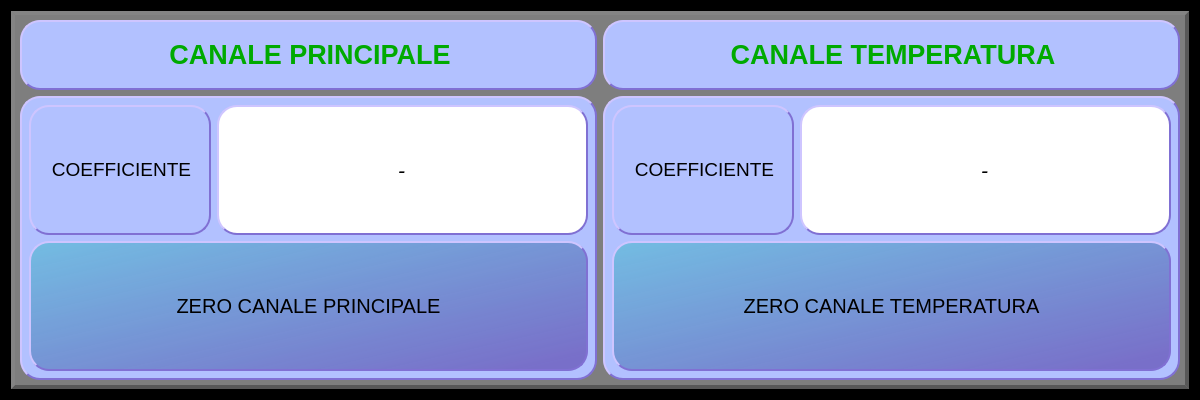
Above: Qt Creator/dialog_setup_SG600.ui from Mixer97/tesi_triennale before the change. Below: the same form after it.
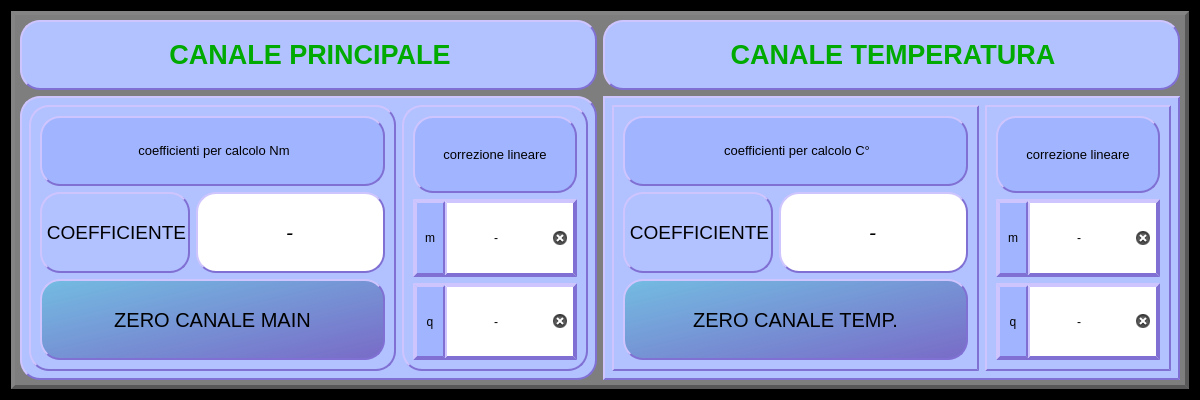
That is the form after the change.

```diff
--- a/Qt Creator/dialog_setup_SG600.ui
+++ b/Qt Creator/dialog_setup_SG600.ui
@@ -98,43 +98,16 @@
 }
 </string>
           </property>
+          <layout class="QGridLayout" name="gridLayout">
+           <item row="0" column="0">
+            <widget class="QFrame" name="frame">
+             <property name="frameShape">
+              <enum>QFrame::StyledPanel</enum>
+             </property>
+             <property name="frameShadow">
+              <enum>QFrame::Raised</enum>
+             </property>
           <layout class="QGridLayout" name="gridLayout_2">
-           <item row="1" column="1" colspan="2">
-            <layout class="QGridLayout" name="gridLayout_6">
-             <item row="0" column="1">
-              <widget class="QLineEdit" name="lineEdit_coefficiente_main">
-               <property name="sizePolicy">
-                <sizepolicy hsizetype="Expanding" vsizetype="Expanding">
-                 <horstretch>0</horstretch>
-                 <verstretch>0</verstretch>
-                </sizepolicy>
-               </property>
-               <property name="font">
-                <font>
-                 <pointsize>16</pointsize>
-                 <italic>true</italic>
-                </font>
-               </property>
-               <property name="styleSheet">
-                <string notr="true">QWidget{
-	background-color:rgb(255, 255, 255); 
-	border-style: outset;
-    border-width: 2px;
-	border-color: rgb(128, 112, 211);
-	border-radius: 20;
-	color: rgb(0,0,0);
-}</string>
-               </property>
-               <property name="text">
-                <string>-</string>
-               </property>
-               <property name="alignment">
-                <set>Qt::AlignCenter</set>
-               </property>
-              </widget>
-             </item>
-            </layout>
-           </item>
            <item row="1" column="0">
             <layout class="QGridLayout" name="gridLayout_3">
              <item row="0" column="0">
@@ -163,7 +136,43 @@
              </item>
             </layout>
            </item>
-           <item row="2" column="0" colspan="3">
+              <item row="1" column="1">
+               <layout class="QGridLayout" name="gridLayout_6">
+                <item row="0" column="1">
+                 <widget class="QLineEdit" name="lineEdit_coefficiente_main">
+                  <property name="sizePolicy">
+                   <sizepolicy hsizetype="Expanding" vsizetype="Expanding">
+                    <horstretch>0</horstretch>
+                    <verstretch>0</verstretch>
+                   </sizepolicy>
+                  </property>
+                  <property name="font">
+                   <font>
+                    <pointsize>16</pointsize>
+                    <italic>true</italic>
+                   </font>
+                  </property>
+                  <property name="styleSheet">
+                   <string notr="true">QWidget{
+	background-color:rgb(255, 255, 255); 
+	border-style: outset;
+    border-width: 2px;
+	border-color: rgb(128, 112, 211);
+	border-radius: 20;
+	color: rgb(0,0,0);
+}</string>
+                  </property>
+                  <property name="text">
+                   <string>-</string>
+                  </property>
+                  <property name="alignment">
+                   <set>Qt::AlignCenter</set>
+                  </property>
+                 </widget>
+                </item>
+               </layout>
+              </item>
+              <item row="2" column="0" colspan="2">
             <layout class="QGridLayout" name="gridLayout_9">
              <item row="0" column="0">
               <widget class="QPushButton" name="pushButton_azzeramento_main">
@@ -204,7 +213,7 @@
 }</string>
                </property>
                <property name="text">
-                <string>ZERO CANALE PRINCIPALE</string>
+                   <string>ZERO CANALE MAIN</string>
                </property>
                <property name="flat">
                 <bool>false</bool>
@@ -213,6 +222,258 @@
              </item>
             </layout>
            </item>
+              <item row="0" column="0" colspan="2">
+               <widget class="QLabel" name="label">
+                <property name="minimumSize">
+                 <size>
+                  <width>0</width>
+                  <height>70</height>
+                 </size>
+                </property>
+                <property name="styleSheet">
+                 <string notr="true">QWidget {
+    border: 2px ;
+    border-radius: 10px;
+	background-color: rgb(160, 180, 255);
+	border-style: outset;
+    border-width: 2px;
+	border-color: rgb(128, 112, 211);
+	border-radius: 20px;
+	color: rgb(0, 0, 0);
+}
+</string>
+                </property>
+                <property name="text">
+                 <string>&lt;html&gt;&lt;head/&gt;&lt;body&gt;&lt;p align=&quot;center&quot;&gt;&lt;span style=&quot; font-size:10pt;&quot;&gt;coefficienti per calcolo Nm&lt;/span&gt;&lt;/p&gt;&lt;/body&gt;&lt;/html&gt;</string>
+                </property>
+               </widget>
+              </item>
+             </layout>
+            </widget>
+           </item>
+           <item row="0" column="1">
+            <widget class="QFrame" name="frame_3">
+             <property name="maximumSize">
+              <size>
+               <width>200</width>
+               <height>16777215</height>
+              </size>
+             </property>
+             <property name="frameShape">
+              <enum>QFrame::StyledPanel</enum>
+             </property>
+             <property name="frameShadow">
+              <enum>QFrame::Raised</enum>
+             </property>
+             <layout class="QVBoxLayout" name="verticalLayout">
+              <item>
+               <widget class="QLabel" name="label_correzione_lineare">
+                <property name="styleSheet">
+                 <string notr="true">QWidget {
+    border: 2px ;
+    border-radius: 10px;
+	background-color: rgb(160, 180, 255);
+	border-style: outset;
+    border-width: 2px;
+	border-color: rgb(128, 112, 211);
+	border-radius: 20px;
+	color: rgb(0, 0, 0);
+}
+</string>
+                </property>
+                <property name="text">
+                 <string>&lt;html&gt;&lt;head/&gt;&lt;body&gt;&lt;p align=&quot;center&quot;&gt;&lt;span style=&quot; font-size:10pt;&quot;&gt;correzione lineare&lt;/span&gt;&lt;/p&gt;&lt;/body&gt;&lt;/html&gt;</string>
+                </property>
+                <property name="alignment">
+                 <set>Qt::AlignCenter</set>
+                </property>
+               </widget>
+              </item>
+              <item>
+               <widget class="QFrame" name="frame_4">
+                <property name="styleSheet">
+                 <string notr="true">	border-radius: 0px;</string>
+                </property>
+                <property name="frameShape">
+                 <enum>QFrame::StyledPanel</enum>
+                </property>
+                <property name="frameShadow">
+                 <enum>QFrame::Raised</enum>
+                </property>
+                <layout class="QHBoxLayout" name="horizontalLayout_2">
+                 <property name="spacing">
+                  <number>0</number>
+                 </property>
+                 <property name="leftMargin">
+                  <number>0</number>
+                 </property>
+                 <property name="topMargin">
+                  <number>0</number>
+                 </property>
+                 <property name="rightMargin">
+                  <number>0</number>
+                 </property>
+                 <property name="bottomMargin">
+                  <number>0</number>
+                 </property>
+                 <item>
+                  <widget class="QLabel" name="label_3">
+                   <property name="minimumSize">
+                    <size>
+                     <width>30</width>
+                     <height>0</height>
+                    </size>
+                   </property>
+                   <property name="styleSheet">
+                    <string notr="true">QWidget {
+    border: 2px ;
+    border-radius: 10px;
+	background-color: rgb(160, 180, 255);
+	border-style: outset;
+    border-width: 2px;
+	border-color: rgb(128, 112, 211);
+	border-radius: 20px;
+	color: rgb(0, 0, 0);
+}
+</string>
+                   </property>
+                   <property name="text">
+                    <string>m</string>
+                   </property>
+                   <property name="alignment">
+                    <set>Qt::AlignCenter</set>
+                   </property>
+                  </widget>
+                 </item>
+                 <item>
+                  <widget class="QLineEdit" name="lineEdit_m_main">
+                   <property name="sizePolicy">
+                    <sizepolicy hsizetype="Expanding" vsizetype="Preferred">
+                     <horstretch>0</horstretch>
+                     <verstretch>0</verstretch>
+                    </sizepolicy>
+                   </property>
+                   <property name="styleSheet">
+                    <string notr="true">QWidget {
+    border: 2px ;
+    border-radius: 10px;
+	background-color: rgb(255, 255, 255);
+	border-style: outset;
+    border-width: 2px;
+	border-color: rgb(128, 112, 211);
+	border-radius: 0px;
+	color: rgb(0, 0, 0);
+}
+</string>
+                   </property>
+                   <property name="text">
+                    <string>-</string>
+                   </property>
+                   <property name="alignment">
+                    <set>Qt::AlignCenter</set>
+                   </property>
+                   <property name="clearButtonEnabled">
+                    <bool>true</bool>
+                   </property>
+                  </widget>
+                 </item>
+                </layout>
+               </widget>
+              </item>
+              <item>
+               <widget class="QFrame" name="frame_5">
+                <property name="styleSheet">
+                 <string notr="true">	border-radius: 0px;</string>
+                </property>
+                <property name="frameShape">
+                 <enum>QFrame::StyledPanel</enum>
+                </property>
+                <property name="frameShadow">
+                 <enum>QFrame::Raised</enum>
+                </property>
+                <layout class="QHBoxLayout" name="horizontalLayout_3">
+                 <property name="spacing">
+                  <number>0</number>
+                 </property>
+                 <property name="leftMargin">
+                  <number>0</number>
+                 </property>
+                 <property name="topMargin">
+                  <number>0</number>
+                 </property>
+                 <property name="rightMargin">
+                  <number>0</number>
+                 </property>
+                 <property name="bottomMargin">
+                  <number>0</number>
+                 </property>
+                 <item>
+                  <widget class="QLabel" name="label_4">
+                   <property name="minimumSize">
+                    <size>
+                     <width>30</width>
+                     <height>0</height>
+                    </size>
+                   </property>
+                   <property name="styleSheet">
+                    <string notr="true">QWidget {
+    border: 2px ;
+    border-radius: 10px;
+	background-color: rgb(160, 180, 255);
+	border-style: outset;
+    border-width: 2px;
+	border-color: rgb(128, 112, 211);
+	border-radius: 20px;
+	color: rgb(0, 0, 0);
+}
+</string>
+                   </property>
+                   <property name="text">
+                    <string>q</string>
+                   </property>
+                   <property name="alignment">
+                    <set>Qt::AlignCenter</set>
+                   </property>
+                  </widget>
+                 </item>
+                 <item>
+                  <widget class="QLineEdit" name="lineEdit_q_main">
+                   <property name="sizePolicy">
+                    <sizepolicy hsizetype="Expanding" vsizetype="Preferred">
+                     <horstretch>0</horstretch>
+                     <verstretch>0</verstretch>
+                    </sizepolicy>
+                   </property>
+                   <property name="styleSheet">
+                    <string notr="true">QWidget {
+    border: 2px ;
+    border-radius: 10px;
+	background-color: rgb(255, 255, 255);
+	border-style: outset;
+    border-width: 2px;
+	border-color: rgb(128, 112, 211);
+	border-radius: 0px;
+	color: rgb(0, 0, 0);
+}
+</string>
+                   </property>
+                   <property name="text">
+                    <string>-</string>
+                   </property>
+                   <property name="alignment">
+                    <set>Qt::AlignCenter</set>
+                   </property>
+                   <property name="clearButtonEnabled">
+                    <bool>true</bool>
+                   </property>
+                  </widget>
+                 </item>
+                </layout>
+               </widget>
+              </item>
+             </layout>
+            </widget>
+           </item>
           </layout>
          </widget>
         </item>
@@ -232,47 +493,20 @@
 	border-style: outset;
     border-width: 2px;
 	border-color: rgb(128, 112, 211);
-	border-radius: 20px;
+	border-radius: 0px;
 }
 </string>
+          </property>
+          <layout class="QGridLayout" name="gridLayout_5">
+           <item row="0" column="0">
+            <widget class="QFrame" name="frame_2">
+             <property name="frameShape">
+              <enum>QFrame::StyledPanel</enum>
+             </property>
+             <property name="frameShadow">
+              <enum>QFrame::Raised</enum>
           </property>
           <layout class="QGridLayout" name="gridLayout_7">
-           <item row="1" column="1" colspan="2">
-            <layout class="QGridLayout" name="gridLayout_13">
-             <item row="0" column="1">
-              <widget class="QLineEdit" name="lineEdit_coefficiente_temp">
-               <property name="sizePolicy">
-                <sizepolicy hsizetype="Expanding" vsizetype="Expanding">
-                 <horstretch>0</horstretch>
-                 <verstretch>0</verstretch>
-                </sizepolicy>
-               </property>
-               <property name="font">
-                <font>
-                 <pointsize>16</pointsize>
-                 <italic>true</italic>
-                </font>
-               </property>
-               <property name="styleSheet">
-                <string notr="true">QWidget{
-	background-color:rgb(255, 255, 255); 
-	border-style: outset;
-    border-width: 2px;
-	border-color: rgb(128, 112, 211);
-	border-radius: 20;
-	color: rgb(0,0,0);
-}</string>
-               </property>
-               <property name="text">
-                <string>-</string>
-               </property>
-               <property name="alignment">
-                <set>Qt::AlignCenter</set>
-               </property>
-              </widget>
-             </item>
-            </layout>
-           </item>
            <item row="1" column="0">
             <layout class="QGridLayout" name="gridLayout_14">
              <item row="0" column="0">
@@ -301,7 +535,43 @@
              </item>
             </layout>
            </item>
-           <item row="2" column="0" colspan="3">
+              <item row="1" column="1">
+               <layout class="QGridLayout" name="gridLayout_13">
+                <item row="0" column="1">
+                 <widget class="QLineEdit" name="lineEdit_coefficiente_temp">
+                  <property name="sizePolicy">
+                   <sizepolicy hsizetype="Expanding" vsizetype="Expanding">
+                    <horstretch>0</horstretch>
+                    <verstretch>0</verstretch>
+                   </sizepolicy>
+                  </property>
+                  <property name="font">
+                   <font>
+                    <pointsize>16</pointsize>
+                    <italic>true</italic>
+                   </font>
+                  </property>
+                  <property name="styleSheet">
+                   <string notr="true">QWidget{
+	background-color:rgb(255, 255, 255); 
+	border-style: outset;
+    border-width: 2px;
+	border-color: rgb(128, 112, 211);
+	border-radius: 20;
+	color: rgb(0,0,0);
+}</string>
+                  </property>
+                  <property name="text">
+                   <string>-</string>
+                  </property>
+                  <property name="alignment">
+                   <set>Qt::AlignCenter</set>
+                  </property>
+                 </widget>
+                </item>
+               </layout>
+              </item>
+              <item row="2" column="0" colspan="2">
             <layout class="QGridLayout" name="gridLayout_12">
              <item row="0" column="0">
               <widget class="QPushButton" name="pushButton_azzeramento_main_2">
@@ -342,11 +612,263 @@
 }</string>
                </property>
                <property name="text">
-                <string>ZERO CANALE TEMPERATURA</string>
+                   <string>ZERO CANALE TEMP.</string>
                </property>
               </widget>
              </item>
             </layout>
+              </item>
+              <item row="0" column="0" colspan="2">
+               <widget class="QLabel" name="label_2">
+                <property name="minimumSize">
+                 <size>
+                  <width>0</width>
+                  <height>70</height>
+                 </size>
+                </property>
+                <property name="styleSheet">
+                 <string notr="true">QWidget {
+    border: 2px ;
+    border-radius: 10px;
+	background-color: rgb(160, 180, 255);
+	border-style: outset;
+    border-width: 2px;
+	border-color: rgb(128, 112, 211);
+	border-radius: 20px;
+	color: rgb(0, 0, 0);
+}
+</string>
+                </property>
+                <property name="text">
+                 <string>&lt;html&gt;&lt;head/&gt;&lt;body&gt;&lt;p align=&quot;center&quot;&gt;&lt;span style=&quot; font-size:10pt;&quot;&gt;coefficienti per calcolo C°&lt;/span&gt;&lt;/p&gt;&lt;/body&gt;&lt;/html&gt;</string>
+                </property>
+               </widget>
+              </item>
+             </layout>
+            </widget>
+           </item>
+           <item row="0" column="1">
+            <widget class="QFrame" name="frame_6">
+             <property name="maximumSize">
+              <size>
+               <width>200</width>
+               <height>16777215</height>
+              </size>
+             </property>
+             <property name="frameShape">
+              <enum>QFrame::StyledPanel</enum>
+             </property>
+             <property name="frameShadow">
+              <enum>QFrame::Raised</enum>
+             </property>
+             <layout class="QVBoxLayout" name="verticalLayout_2">
+              <item>
+               <widget class="QLabel" name="label_correzione_lineare_2">
+                <property name="styleSheet">
+                 <string notr="true">QWidget {
+    border: 2px ;
+    border-radius: 10px;
+	background-color: rgb(160, 180, 255);
+	border-style: outset;
+    border-width: 2px;
+	border-color: rgb(128, 112, 211);
+	border-radius: 20px;
+	color: rgb(0, 0, 0);
+}
+</string>
+                </property>
+                <property name="text">
+                 <string>&lt;html&gt;&lt;head/&gt;&lt;body&gt;&lt;p align=&quot;center&quot;&gt;&lt;span style=&quot; font-size:10pt;&quot;&gt;correzione lineare&lt;/span&gt;&lt;/p&gt;&lt;/body&gt;&lt;/html&gt;</string>
+                </property>
+                <property name="alignment">
+                 <set>Qt::AlignCenter</set>
+                </property>
+               </widget>
+              </item>
+              <item>
+               <widget class="QFrame" name="frame_7">
+                <property name="styleSheet">
+                 <string notr="true">	border-radius: 0px;</string>
+                </property>
+                <property name="frameShape">
+                 <enum>QFrame::StyledPanel</enum>
+                </property>
+                <property name="frameShadow">
+                 <enum>QFrame::Raised</enum>
+                </property>
+                <layout class="QHBoxLayout" name="horizontalLayout_4">
+                 <property name="spacing">
+                  <number>0</number>
+                 </property>
+                 <property name="leftMargin">
+                  <number>0</number>
+                 </property>
+                 <property name="topMargin">
+                  <number>0</number>
+                 </property>
+                 <property name="rightMargin">
+                  <number>0</number>
+                 </property>
+                 <property name="bottomMargin">
+                  <number>0</number>
+                 </property>
+                 <item>
+                  <widget class="QLabel" name="label_5">
+                   <property name="minimumSize">
+                    <size>
+                     <width>30</width>
+                     <height>0</height>
+                    </size>
+                   </property>
+                   <property name="styleSheet">
+                    <string notr="true">QWidget {
+    border: 2px ;
+    border-radius: 10px;
+	background-color: rgb(160, 180, 255);
+	border-style: outset;
+    border-width: 2px;
+	border-color: rgb(128, 112, 211);
+	border-radius: 20px;
+	color: rgb(0, 0, 0);
+}
+</string>
+                   </property>
+                   <property name="text">
+                    <string>m</string>
+                   </property>
+                   <property name="alignment">
+                    <set>Qt::AlignCenter</set>
+                   </property>
+                  </widget>
+                 </item>
+                 <item>
+                  <widget class="QLineEdit" name="lineEdit_m_temp">
+                   <property name="sizePolicy">
+                    <sizepolicy hsizetype="Expanding" vsizetype="Preferred">
+                     <horstretch>0</horstretch>
+                     <verstretch>0</verstretch>
+                    </sizepolicy>
+                   </property>
+                   <property name="styleSheet">
+                    <string notr="true">QWidget {
+    border: 2px ;
+    border-radius: 10px;
+	background-color: rgb(255, 255, 255);
+	border-style: outset;
+    border-width: 2px;
+	border-color: rgb(128, 112, 211);
+	border-radius: 0px;
+	color: rgb(0, 0, 0);
+}
+</string>
+                   </property>
+                   <property name="text">
+                    <string>-</string>
+                   </property>
+                   <property name="alignment">
+                    <set>Qt::AlignCenter</set>
+                   </property>
+                   <property name="clearButtonEnabled">
+                    <bool>true</bool>
+                   </property>
+                  </widget>
+                 </item>
+                </layout>
+               </widget>
+              </item>
+              <item>
+               <widget class="QFrame" name="frame_8">
+                <property name="styleSheet">
+                 <string notr="true">	border-radius: 0px;</string>
+                </property>
+                <property name="frameShape">
+                 <enum>QFrame::StyledPanel</enum>
+                </property>
+                <property name="frameShadow">
+                 <enum>QFrame::Raised</enum>
+                </property>
+                <layout class="QHBoxLayout" name="horizontalLayout_5">
+                 <property name="spacing">
+                  <number>0</number>
+                 </property>
+                 <property name="leftMargin">
+                  <number>0</number>
+                 </property>
+                 <property name="topMargin">
+                  <number>0</number>
+                 </property>
+                 <property name="rightMargin">
+                  <number>0</number>
+                 </property>
+                 <property name="bottomMargin">
+                  <number>0</number>
+                 </property>
+                 <item>
+                  <widget class="QLabel" name="label_6">
+                   <property name="minimumSize">
+                    <size>
+                     <width>30</width>
+                     <height>0</height>
+                    </size>
+                   </property>
+                   <property name="styleSheet">
+                    <string notr="true">QWidget {
+    border: 2px ;
+    border-radius: 10px;
+	background-color: rgb(160, 180, 255);
+	border-style: outset;
+    border-width: 2px;
+	border-color: rgb(128, 112, 211);
+	border-radius: 20px;
+	color: rgb(0, 0, 0);
+}
+</string>
+                   </property>
+                   <property name="text">
+                    <string>q</string>
+                   </property>
+                   <property name="alignment">
+                    <set>Qt::AlignCenter</set>
+                   </property>
+                  </widget>
+                 </item>
+                 <item>
+                  <widget class="QLineEdit" name="lineEdit_q_temp">
+                   <property name="sizePolicy">
+                    <sizepolicy hsizetype="Expanding" vsizetype="Preferred">
+                     <horstretch>0</horstretch>
+                     <verstretch>0</verstretch>
+                    </sizepolicy>
+                   </property>
+                   <property name="styleSheet">
+                    <string notr="true">QWidget {
+    border: 2px ;
+    border-radius: 10px;
+	background-color: rgb(255, 255, 255);
+	border-style: outset;
+    border-width: 2px;
+	border-color: rgb(128, 112, 211);
+	border-radius: 0px;
+	color: rgb(0, 0, 0);
+}
+</string>
+                   </property>
+                   <property name="text">
+                    <string>-</string>
+                   </property>
+                   <property name="alignment">
+                    <set>Qt::AlignCenter</set>
+                   </property>
+                   <property name="clearButtonEnabled">
+                    <bool>true</bool>
+                   </property>
+                  </widget>
+                 </item>
+                </layout>
+               </widget>
+              </item>
+             </layout>
+            </widget>
            </item>
           </layout>
          </widget>
```
Lines whose indentation alone changed are shown as unchanged.
